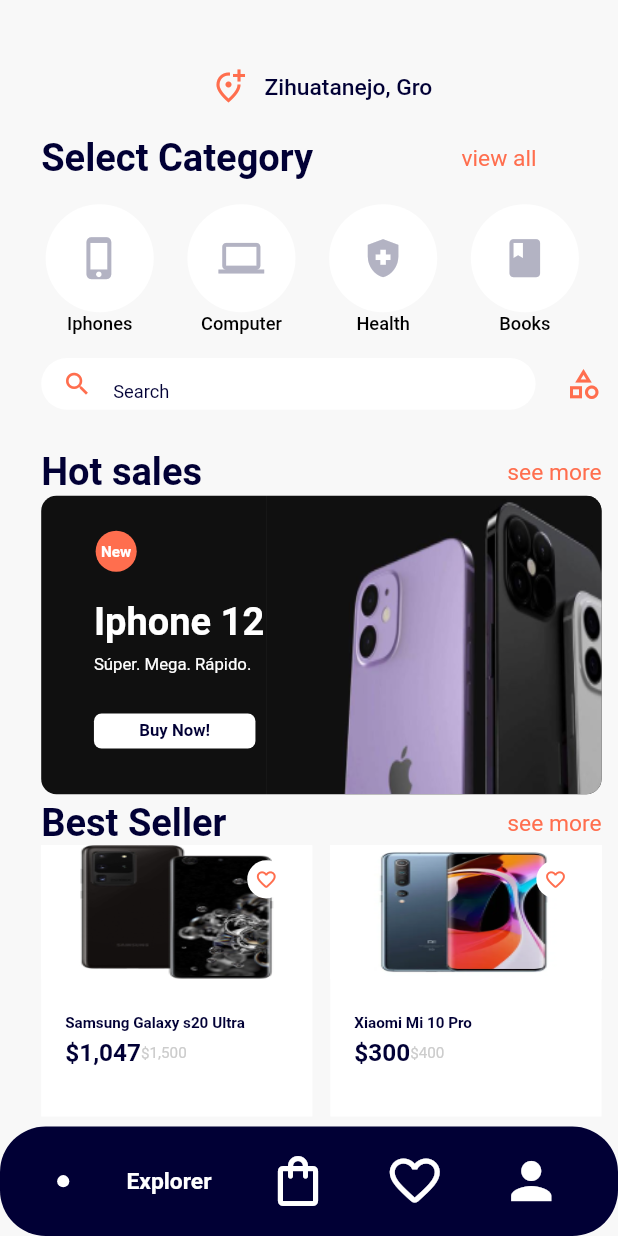
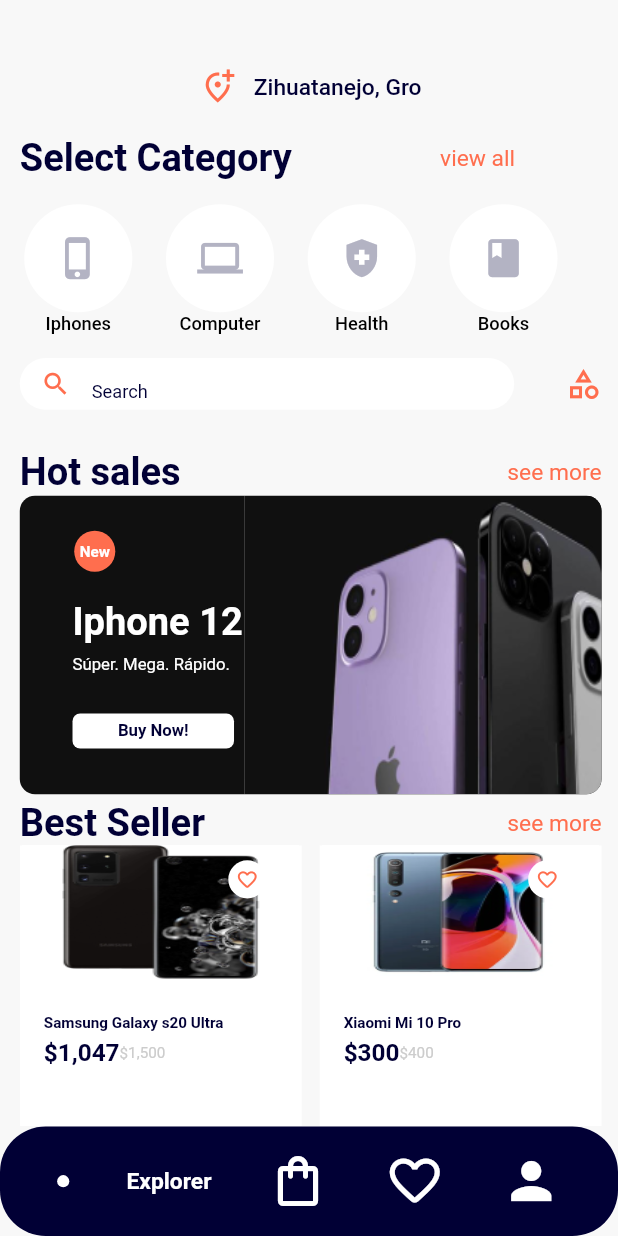
Before and after one commit to doanduccuong/login_page, a Flutter app: the screen it shows after launch, on a phone screen of 412 x 824 dp. Run offline on Flutter 3.47's test engine with Material 2 defaults, Android fonts, the phone set to English and light mode, and no system bars; our stand-ins replace animated_splash_screen, flutter_screenutil; Roboto replaces fonts that are missing (Roboto-Medium).

Commit message:
modify 10/01/2022 9:29

```diff
--- a/lib/ui/intro_screen/intro_screen.dart
+++ b/lib/ui/intro_screen/intro_screen.dart
@@ -19,7 +19,7 @@ class IntroScreen extends StatelessWidget {
         resizeToAvoidBottomInset: false,
         backgroundColor: AppColors.hPrimaryColor,
         body: Padding(
-          padding: EdgeInsets.only(left: 25.w,right: 10.w, top: 45.h),
+          padding: EdgeInsets.only(left: 12.w,right: 10.w, top: 45.h),
           child: Column(
             crossAxisAlignment: CrossAxisAlignment.start,
             children: [
```
